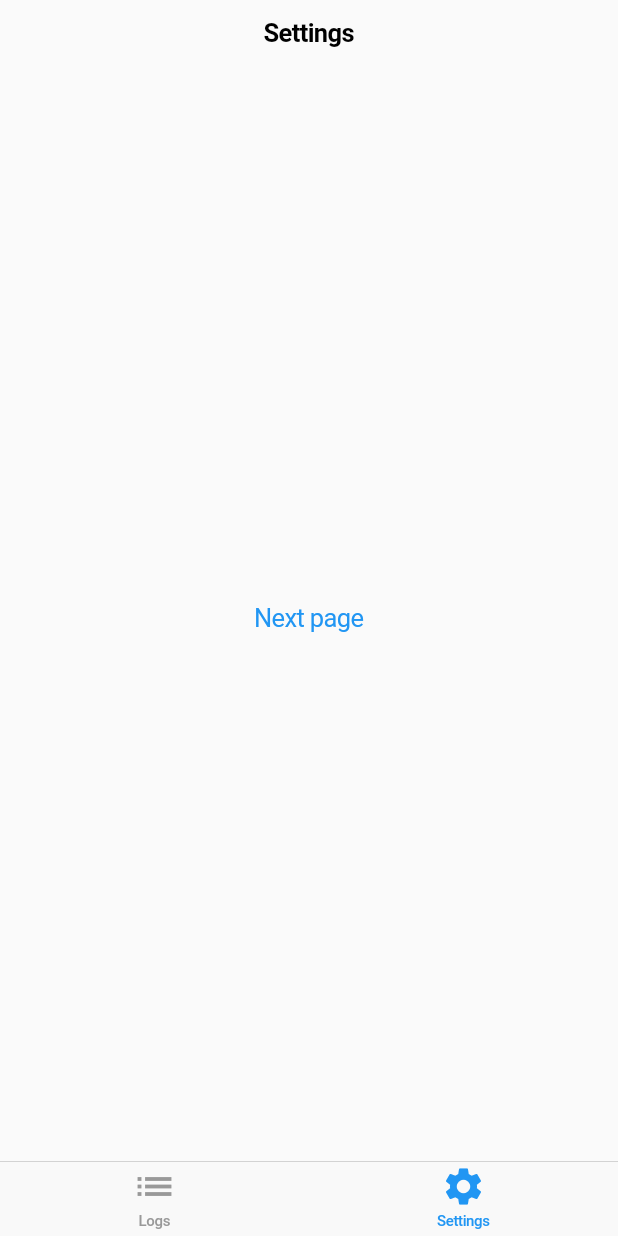
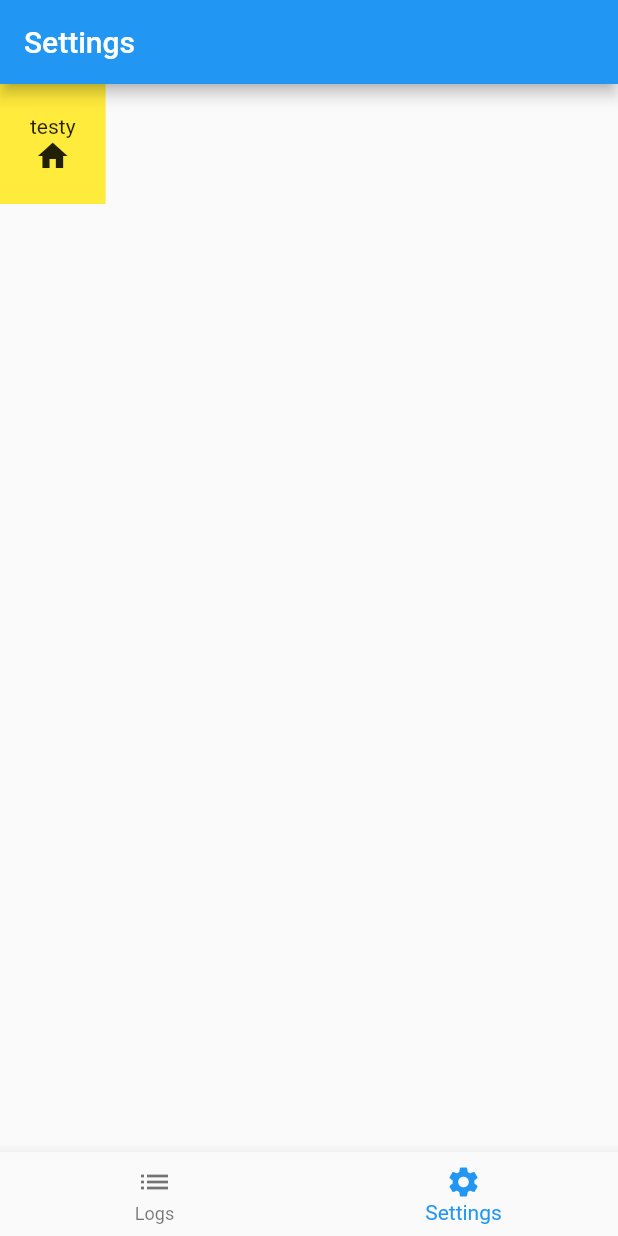
Before and after one commit to DialBird/flutter-MyLogger, a Flutter app: the screen it shows after launch, item 2 of the bottom bar chosen, on a phone screen of 412 x 824 dp. Run offline on Flutter 3.47's test engine with Material 2 defaults, Android fonts, the phone set to English and light mode, and no system bars.

Commit message:
Use normal Scaffold

```diff
--- a/lib/src/mylogger.dart
+++ b/lib/src/mylogger.dart
@@ -15,54 +15,39 @@ class MyLogger extends StatelessWidget {
       theme: new ThemeData(
         primarySwatch: Colors.blue,
       ),
-      home: new MyHomePage(title: title),
+      home: new MyHomePage(),
     );
   }
 }
 
 class MyHomePage extends StatefulWidget {
-  MyHomePage({Key key, this.title}) : super(key: key);
-  final String title;
-
   @override
   _MyHomePageState createState() => new _MyHomePageState();
 }
 
 class _MyHomePageState extends State<MyHomePage> {
-  int _counter = 0;
-
-  void _incrementCounter() {
-    setState(() {
-      _counter++;
-    });
-  }
+  final List<String> pageTitleList = ['Logs', 'Settings'];
+  final List<Widget> pageList = [new LogsView(), new SettingsView()];
+  int index = 0;
 
   @override
   Widget build(BuildContext context) {
-    return new CupertinoTabScaffold(
-      tabBar: new CupertinoTabBar(
+    return new Scaffold(
+      body: pageList[index],
+      bottomNavigationBar: new BottomNavigationBar(
+        currentIndex: index,
+        onTap: (index) => setState(() => this.index = index),
         items: <BottomNavigationBarItem>[
           new BottomNavigationBarItem(
             icon: new Icon(Icons.list),
-            title: new Text('Logs'),
+            title: new Text(pageTitleList[0]),
           ),
           new BottomNavigationBarItem(
             icon: new Icon(Icons.settings),
-            title: new Text('Settings'),
+            title: new Text(pageTitleList[1]),
           ),
-        ]
+        ],
       ),
-      tabBuilder: (BuildContext context, int index) {
-        return new CupertinoTabView(
-          builder: (BuildContext context) {
-            if (index == 0) {
-              return new LogsView();
-            } else {
-              return new SettingsView();
-            }
-          },
-        );
-      },
     );
   }
 }
--- a/lib/src/pages/settings_view.dart
+++ b/lib/src/pages/settings_view.dart
@@ -3,33 +3,24 @@ part of mylogger;
 class SettingsView extends StatelessWidget {
   @override
   Widget build(context) {
-    return new CupertinoPageScaffold(
-      navigationBar: new CupertinoNavigationBar(
-        middle: new Text('Settings'),
+    return new Scaffold(
+      appBar: new AppBar(
+        title: new Text('Settings'),
       ),
-      child: new Center(
-        child: new CupertinoButton(
-          child: const Text('Next page'),
-          onPressed: () {
-            Navigator.of(context).push(
-              new CupertinoPageRoute<Null>(
-                builder: (context) {
-                  return new CupertinoPageScaffold(
-                    navigationBar: new CupertinoNavigationBar(
-                      middle: new Text('Page 2 of tab first'),
-                    ),
-                    child: new Center(
-                      child: new CupertinoButton(
-                        child: const Text('Back'),
-                        onPressed: () { Navigator.of(context).pop(); },
-                      ),
-                    ),
-                  );
-                },
-              )
-            );
-          },
-        ),
+      body: new Column(
+        children: <Widget>[
+          new Container(
+            padding: new EdgeInsets.all(20.0),
+            decoration: new BoxDecoration(color: Colors.yellow),
+            child: new Column(
+              mainAxisAlignment: MainAxisAlignment.center,
+              children: <Widget>[
+                new Text('testy'),
+                new Icon(Icons.home),
+              ],
+            ),
+          ),
+        ],
       ),
     );
   }
```
Also changed, not shown: lib/src/pages/logs_view.dart (+4 -4 lines).
